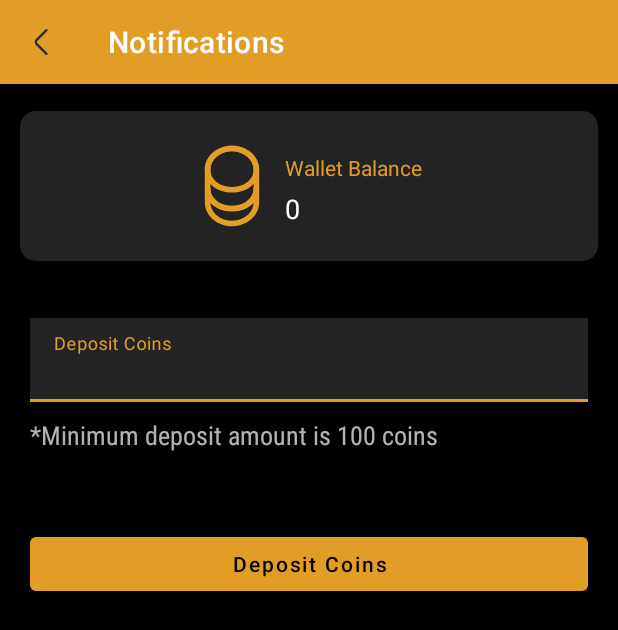
After one commit to shubhcode12/Gpuntd, an Android app: the DepositActivity screen opened directly, with no data from a screen before it, on a phone screen of 412 x 824 dp. The commit adds this screen. Shown: the top 630 px of the screen. Run offline under Robolectric (Android 15) with nearby library versions, the light colour scheme and no system bars; our stand-ins replace data binding.

Commit message:
deposit page designed

```diff
--- a/app/src/main/AndroidManifest.xml
+++ b/app/src/main/AndroidManifest.xml
@@ -9,6 +9,9 @@
         android:roundIcon="@mipmap/ic_launcher_round"
         android:supportsRtl="true"
         android:theme="@style/Theme.Gpuntd">
+        <activity
+            android:name=".DepositActivity"
+            android:exported="true" />
         <activity
             android:name=".HelpActivity"
             android:exported="true" />
--- /dev/null
+++ b/app/src/main/java/com/gpuntd/app/DepositActivity.java
@@ -0,0 +1,30 @@
+package com.gpuntd.app;
+
+import androidx.appcompat.app.AppCompatActivity;
+import androidx.appcompat.widget.Toolbar;
+import androidx.databinding.DataBindingUtil;
+
+import android.os.Bundle;
+import android.view.MenuItem;
+import android.widget.Toast;
+
+import com.gpuntd.app.databinding.ActivityDepositBinding;
+
+public class DepositActivity extends AppCompatActivity {
+
+    ActivityDepositBinding binding;
+
+    @Override
+    protected void onCreate(Bundle savedInstanceState) {
+        super.onCreate(savedInstanceState);
+        binding = DataBindingUtil.setContentView(this, R.layout.activity_deposit);
+
+        setSupportActionBar(binding.toolbarDeposit);
+        getSupportActionBar().setDisplayHomeAsUpEnabled(true);
+        getSupportActionBar().setDisplayShowHomeEnabled(true);
+        binding.toolbarDeposit.setNavigationOnClickListener(view -> {
+            super.onBackPressed();
+        });
+
+    }
+}
--- a/app/src/main/java/com/gpuntd/app/ui/home/HomeFragment.java
+++ b/app/src/main/java/com/gpuntd/app/ui/home/HomeFragment.java
@@ -1,5 +1,6 @@
 package com.gpuntd.app.ui.home;
 
+import android.content.Intent;
 import android.os.Bundle;
 import android.view.LayoutInflater;
 import android.view.View;
@@ -12,6 +13,7 @@ import androidx.fragment.app.Fragment;
 import androidx.lifecycle.Observer;
 import androidx.lifecycle.ViewModelProvider;
 
+import com.gpuntd.app.DepositActivity;
 import com.gpuntd.app.MainActivity;
 import com.gpuntd.app.R;
 import com.gpuntd.app.databinding.FragmentHomeBinding;
@@ -31,6 +33,10 @@ public class HomeFragment extends Fragment {
             ((MainActivity) getActivity()).goToPassbook();
 
         });
+
+        binding.depositSection.setOnClickListener(view -> {
+            startActivity(new Intent(getActivity(), DepositActivity.class));
+        });
         return root;
     }
 
--- /dev/null
+++ b/app/src/main/res/layout/activity_deposit.xml
@@ -0,0 +1,134 @@
+<?xml version="1.0" encoding="utf-8"?>
+<layout xmlns:android="http://schemas.android.com/apk/res/android"
+    xmlns:app="http://schemas.android.com/apk/res-auto"
+    xmlns:tools="http://schemas.android.com/tools">
+
+    <RelativeLayout
+        android:layout_width="match_parent"
+        android:layout_height="match_parent"
+        android:background="@color/black"
+        tools:context=".DepositActivity">
+
+
+        <com.google.android.material.appbar.AppBarLayout
+            android:id="@+id/appbarDeposit"
+            android:layout_width="match_parent"
+            android:layout_height="wrap_content">
+
+            <androidx.appcompat.widget.Toolbar
+                android:id="@+id/toolbarDeposit"
+                android:layout_width="match_parent"
+                android:layout_height="wrap_content"
+                android:background="@color/colorPrimary"
+                app:navigationIcon="@drawable/ic_arrow_left"
+                app:title="Notifications" />
+
+        </com.google.android.material.appbar.AppBarLayout>
+
+
+        <RelativeLayout
+            android:layout_width="match_parent"
+            android:layout_height="match_parent"
+            android:layout_below="@+id/appbarDeposit">
+
+
+            <androidx.cardview.widget.CardView
+                android:id="@+id/walletSection"
+                android:layout_width="match_parent"
+                android:layout_height="wrap_content"
+                app:cardBackgroundColor="@color/cardBgColor"
+                app:cardCornerRadius="10dp"
+                app:cardElevation="10dp"
+                app:cardUseCompatPadding="true">
+
+
+                <LinearLayout
+                    android:layout_width="wrap_content"
+                    android:layout_height="wrap_content"
+                    android:layout_gravity="center_horizontal"
+                    android:orientation="horizontal"
+                    android:padding="20dp">
+
+                    <ImageView
+                        android:layout_width="60dp"
+                        android:layout_height="60dp"
+                        android:src="@drawable/ic_coin"
+                        app:tint="@color/colorPrimary" />
+
+                    <LinearLayout
+                        android:layout_width="wrap_content"
+                        android:layout_height="wrap_content"
+                        android:layout_gravity="center_vertical"
+                        android:orientation="vertical">
+
+                        <TextView
+                            android:layout_width="wrap_content"
+                            android:layout_height="wrap_content"
+                            android:layout_margin="5dp"
+                            android:text="Wallet Balance"
+                            android:textColor="@color/colorPrimary" />
+
+                        <TextView
+                            android:id="@+id/walletBalTv"
+                            android:layout_width="wrap_content"
+                            android:layout_height="wrap_content"
+                            android:layout_marginStart="5dp"
+                            android:text="0"
+                            android:textColor="@color/white"
+                            android:textSize="18sp" />
+
+                    </LinearLayout>
+
+                </LinearLayout>
+
+
+            </androidx.cardview.widget.CardView>
+
+            <LinearLayout
+                android:layout_width="match_parent"
+                android:layout_height="match_parent"
+                android:layout_below="@+id/walletSection"
+                android:orientation="vertical"
+                android:padding="20dp">
+
+                <com.google.android.material.textfield.TextInputLayout
+                    android:layout_width="match_parent"
+                    android:layout_height="wrap_content"
+                    android:focusable="true"
+                    android:hint="Deposit Coins">
+
+
+                    <com.google.android.material.textfield.TextInputEditText
+                        android:id="@+id/depositCoinEt"
+                        android:layout_width="match_parent"
+                        android:layout_height="wrap_content"
+                        android:background="@color/cardBgColor"
+                        android:inputType="number" />
+
+                </com.google.android.material.textfield.TextInputLayout>
+
+                <TextView
+                    android:layout_width="wrap_content"
+                    android:layout_height="wrap_content"
+                    android:layout_marginTop="10dp"
+                    android:fontFamily="sans-serif-condensed"
+                    android:text="*Minimum deposit amount is 100 coins"
+                    android:textSize="17sp"
+                    android:textStyle="normal" />
+
+                <Button
+                    android:id="@+id/btnDepositCoin"
+                    android:layout_width="match_parent"
+                    android:layout_height="wrap_content"
+                    android:layout_marginTop="50dp"
+                    android:text="Deposit Coins"
+                    android:textAllCaps="false"
+                    android:textColor="@color/black" />
+
+            </LinearLayout>
+
+
+        </RelativeLayout>
+
+    </RelativeLayout>
+</layout>
--- a/app/src/main/res/layout/fragment_home.xml
+++ b/app/src/main/res/layout/fragment_home.xml
@@ -30,6 +30,7 @@
                     app:cardBackgroundColor="@color/cardBgColor"
                     app:cardCornerRadius="10dp"
                     app:cardElevation="5dp"
+                    android:id="@+id/depositSection"
                     app:cardUseCompatPadding="true"
                     app:layout_constraintBottom_toBottomOf="parent"
                     app:layout_constraintEnd_toStartOf="@+id/cardView"
```
